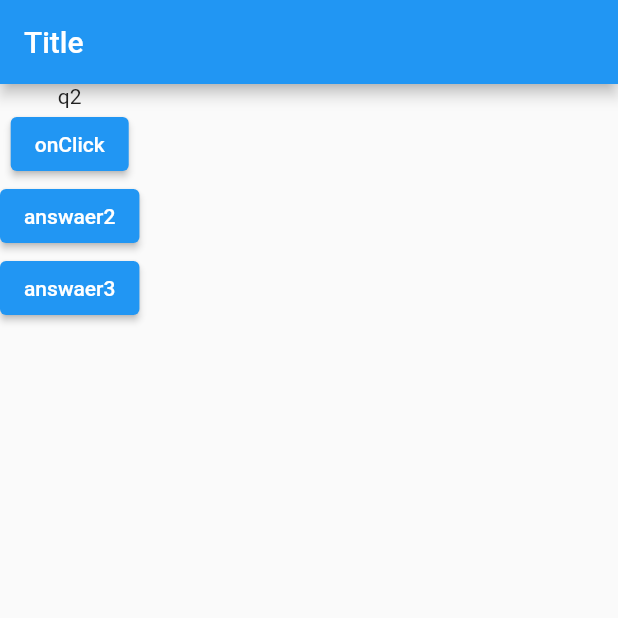
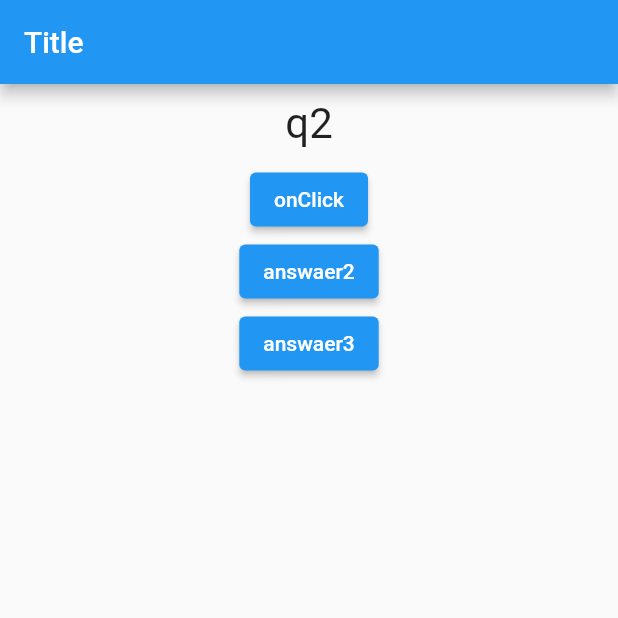
Before and after one commit to Cutter72/flutter-01, a Flutter app: the screen it shows after launch, after a tap on "onClick", on a phone screen of 412 x 824 dp, the top half of it. Run offline on Flutter 3.47's test engine with Material 2 defaults, Android fonts, the phone set to English and light mode, and no system bars.

Commit message:
Day 2 Custom widget and text styling

```diff
--- a/lib/main.dart
+++ b/lib/main.dart
@@ -1,4 +1,5 @@
 import 'package:flutter/material.dart';
+import 'package:flutter_01/question.dart';
 
 void main() => runApp(MyApp());
 
@@ -7,28 +8,21 @@ void main() => runApp(MyApp());
 class MyApp extends StatefulWidget {
   @override
   State createState() {
-    return MyAppState();
+    return _MyAppState();
   }
 }
 
-class MyAppState extends State<MyApp> {
-  var questions = ["q1", "q2", "q3"];
-  var qIndex = 0;
-  var aMixedList = [
-    'Some text',
-    1,
-    5.99,
-    ['a nested list!', 1]
-  ];
+class _MyAppState extends State<MyApp> {
+  final _questions = ["q1", "q2", "q3"];
+  var _qIndex = 0;
 
   Function()? onClick(msg) {
     return () {
       print("onClick!");
       print(msg);
-      setState(() {
-        qIndex++;
-      });
-      print("qIndex=$qIndex");
+      setState(() {});
+      print("qIndex=$_qIndex");
+      _qIndex++;
     };
   }
 
@@ -40,7 +34,7 @@ class MyAppState extends State<MyApp> {
         title: Text("Title"),
       ),
       body: Column(children: <Widget>[
-        Text(questions[qIndex]),
+        Question(_questions[_qIndex]),
         ElevatedButton(
           onPressed: onClick("msg"),
           child: Text("onClick"),
--- /dev/null
+++ b/lib/question.dart
@@ -0,0 +1,20 @@
+import 'package:flutter/material.dart';
+
+class Question extends StatelessWidget {
+  final String _questionText;
+
+  Question(this._questionText);
+
+  @override
+  Widget build(BuildContext context) {
+    return Container(
+      width: double.infinity,
+      margin: EdgeInsets.all(10),
+      child: Text(
+        _questionText,
+        style: TextStyle(fontSize: 28),
+        textAlign: TextAlign.center,
+      ),
+    );
+  }
+}
```
